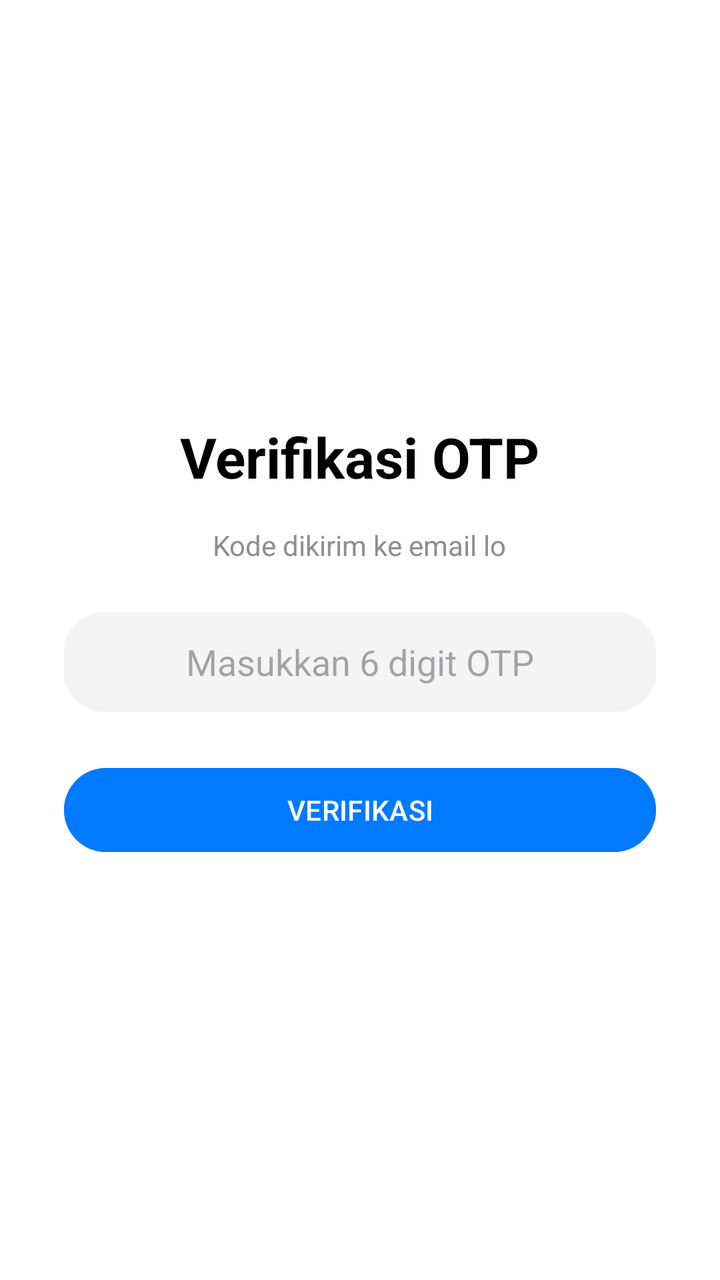
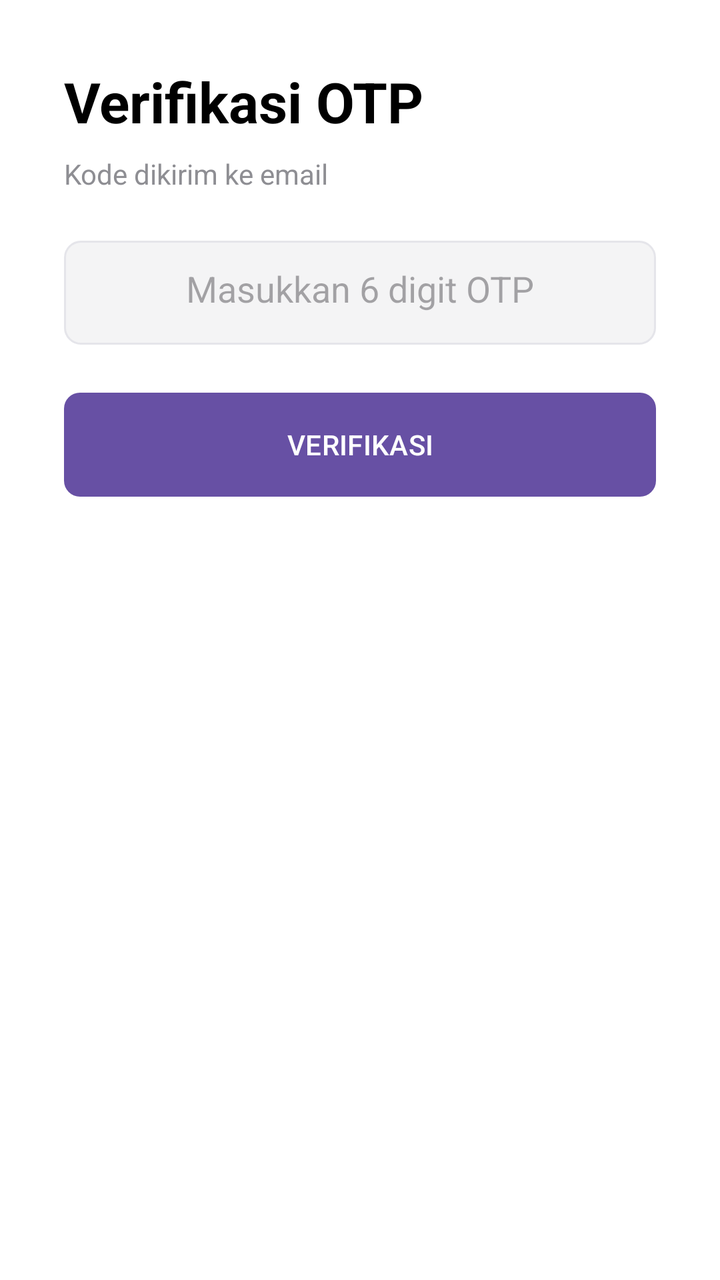

Two renders of the same Android screen: before a commit and after it. Below are the layout's source before the change and the commit's diff.
<!-- AndroidManifest.xml: application theme Theme.Material3.Light.NoActionBar -->
<!-- res/layout/activity_otp.xml -->
<?xml version="1.0" encoding="utf-8"?>
<LinearLayout xmlns:android="http://schemas.android.com/apk/res/android"
    android:layout_width="match_parent" android:layout_height="match_parent"
    android:orientation="vertical" android:padding="32dp" android:gravity="center"
    android:background="@color/tg_bg">

    <TextView android:layout_width="wrap_content" android:layout_height="wrap_content"
        android:text="Verifikasi OTP" android:textSize="28sp" android:textStyle="bold"
        android:textColor="@color/tg_text" android:layout_marginBottom="16dp"/>

    <TextView android:id="@+id/tvOtpInfo" android:layout_width="wrap_content" android:layout_height="wrap_content"
        android:text="Kode dikirim ke email lo" android:textColor="@color/tg_text_gray"
        android:layout_marginBottom="24dp"/>

    <EditText android:id="@+id/etOtp" android:layout_width="match_parent" android:layout_height="50dp"
        android:hint="Masukkan 6 digit OTP" android:inputType="number" android:maxLength="6"
        android:background="@drawable/bg_search_telegram" android:padding="12dp"
        android:textAlignment="center" android:textSize="18sp" android:layout_marginBottom="24dp"/>

    <Button android:id="@+id/btnVerifyOtp" android:layout_width="match_parent" android:layout_height="50dp"
        android:text="VERIFIKASI" android:backgroundTint="@color/tg_blue" android:textColor="#FFFFFF"/>
</LinearLayout>
<!-- resources referenced by this layout -->
<resources>
  <color name="tg_bg">#FFFFFF</color>
  <color name="tg_blue">#007AFF</color>
  <color name="tg_text">#000000</color>
  <color name="tg_text_gray">#8E8E93</color>
  <!-- drawable bg_search_telegram (drawable) -->
  <?xml version="1.0" encoding="utf-8"?>
  <shape xmlns:android="http://schemas.android.com/apk/res/android">
      <solid android:color="@color/tg_bg_gray" />
      <corners android:radius="20dp" />
  </shape>
  <color name="tg_bg_gray">#F4F4F5</color>
</resources>

<!-- the commit's change to res/layout/activity_otp.xml (unified diff, before → after) -->
@@ -1,22 +1,23 @@
 <?xml version="1.0" encoding="utf-8"?>
-<LinearLayout xmlns:android="http://schemas.android.com/apk/res/android"
+<androidx.constraintlayout.widget.ConstraintLayout xmlns:android="http://schemas.android.com/apk/res/android"
+    xmlns:app="http://schemas.android.com/apk/res-auto"
     android:layout_width="match_parent" android:layout_height="match_parent"
-    android:orientation="vertical" android:padding="32dp" android:gravity="center"
-    android:background="@color/tg_bg">
+    android:background="@color/tg_bg" android:padding="32dp">
 
-    <TextView android:layout_width="wrap_content" android:layout_height="wrap_content"
-        android:text="Verifikasi OTP" android:textSize="28sp" android:textStyle="bold"
-        android:textColor="@color/tg_text" android:layout_marginBottom="16dp"/>
+    <TextView android:id="@+id/tvTitle" android:layout_width="wrap_content" android:layout_height="wrap_content"
+        android:text="Verifikasi OTP" android:textSize="28sp" android:textStyle="bold" android:textColor="@color/tg_text"
+        app:layout_constraintTop_toTopOf="parent" app:layout_constraintStart_toStartOf="parent" />
 
-    <TextView android:id="@+id/tvOtpInfo" android:layout_width="wrap_content" android:layout_height="wrap_content"
-        android:text="Kode dikirim ke email lo" android:textColor="@color/tg_text_gray"
-        android:layout_marginBottom="24dp"/>
+    <TextView android:id="@+id/tvInfo" android:layout_width="wrap_content" android:layout_height="wrap_content"
+        android:text="Kode dikirim ke email" android:textColor="@color/tg_text_gray"
+        android:layout_marginTop="8dp" app:layout_constraintTop_toBottomOf="@id/tvTitle" app:layout_constraintStart_toStartOf="parent" />
 
-    <EditText android:id="@+id/etOtp" android:layout_width="match_parent" android:layout_height="50dp"
+    <EditText android:id="@+id/etOtp" android:layout_width="match_parent" android:layout_height="52dp"
         android:hint="Masukkan 6 digit OTP" android:inputType="number" android:maxLength="6"
-        android:background="@drawable/bg_search_telegram" android:padding="12dp"
-        android:textAlignment="center" android:textSize="18sp" android:layout_marginBottom="24dp"/>
+        android:background="@drawable/bg_input_telegram" android:padding="16dp" android:textAlignment="center"
+        android:textSize="18sp" android:layout_marginTop="24dp" app:layout_constraintTop_toBottomOf="@id/tvInfo" />
 
-    <Button android:id="@+id/btnVerifyOtp" android:layout_width="match_parent" android:layout_height="50dp"
-        android:text="VERIFIKASI" android:backgroundTint="@color/tg_blue" android:textColor="#FFFFFF"/>
-</LinearLayout>
+    <Button android:id="@+id/btnVerify" android:layout_width="match_parent" android:layout_height="52dp"
+        android:text="VERIFIKASI" android:background="@drawable/bg_button_telegram" android:textColor="#FFFFFF"
+        android:layout_marginTop="24dp" app:layout_constraintTop_toBottomOf="@id/etOtp" />
+</androidx.constraintlayout.widget.ConstraintLayout>
<!-- resource entries referenced after the edit -->
@@ -4,11 +4,18 @@
   <color name="tg_blue">#007AFF</color>
   <color name="tg_text">#000000</color>
   <color name="tg_text_gray">#8E8E93</color>
-  <!-- drawable bg_search_telegram (drawable) -->
+  <!-- drawable bg_button_telegram (drawable) -->
+  <?xml version="1.0" encoding="utf-8"?>
+  <shape xmlns:android="http://schemas.android.com/apk/res/android">
+      <solid android:color="@color/tg_blue" />
+      <corners android:radius="8dp" />
+  </shape>
+  <!-- drawable bg_input_telegram (drawable) -->
   <?xml version="1.0" encoding="utf-8"?>
   <shape xmlns:android="http://schemas.android.com/apk/res/android">
       <solid android:color="@color/tg_bg_gray" />
-      <corners android:radius="20dp" />
+      <stroke android:width="1dp" android:color="#E5E5EA" />
+      <corners android:radius="8dp" />
   </shape>
   <color name="tg_bg_gray">#F4F4F5</color>
 </resources>
